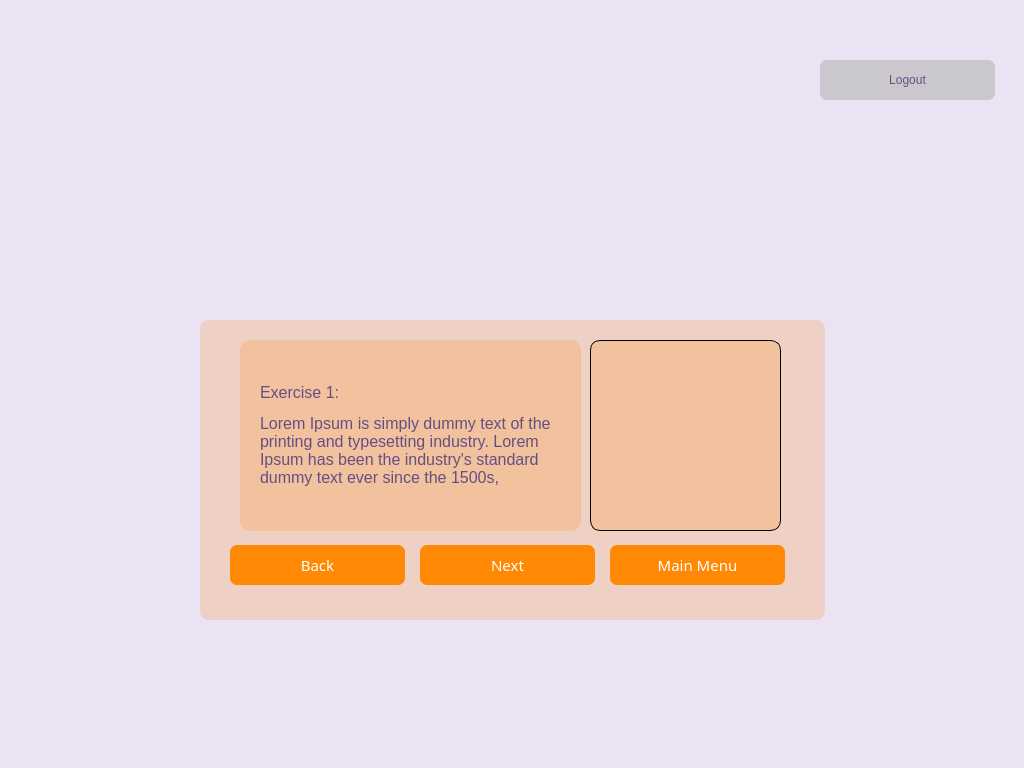
Qt form static/exercises.ui (lakshmivishal9496/Soft-Health) before a commit.
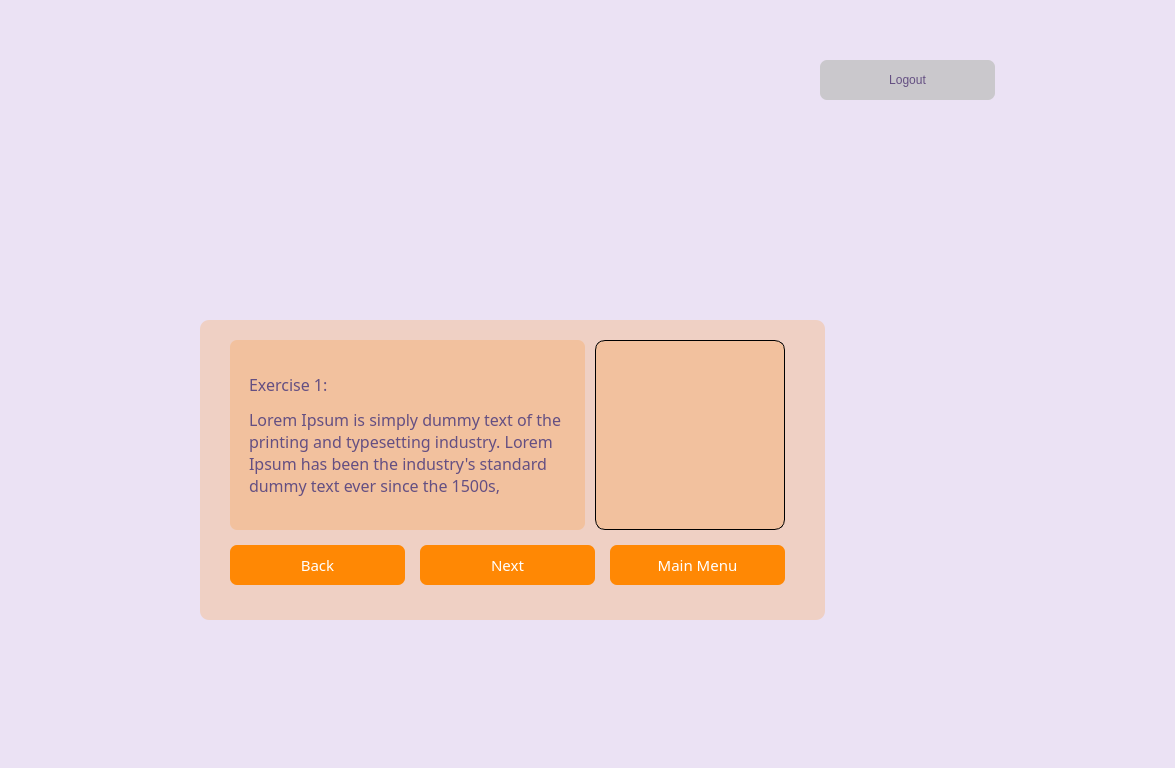
The same form after that commit. Icons and pictures are not drawn.

Commit message: fixed exercises app font formatting

What changed in the file:
```diff
--- a/static/exercises.ui
+++ b/static/exercises.ui
@@ -6,7 +6,7 @@
    <rect>
     <x>0</x>
     <y>0</y>
-    <width>1024</width>
+    <width>1175</width>
     <height>768</height>
    </rect>
   </property>
@@ -131,10 +131,10 @@
    <widget class="QLabel" name="picture">
     <property name="geometry">
      <rect>
-      <x>390</x>
+      <x>395</x>
       <y>20</y>
-      <width>191</width>
-      <height>191</height>
+      <width>190</width>
+      <height>190</height>
      </rect>
     </property>
     <property name="font">
@@ -168,15 +168,16 @@
    <widget class="QLabel" name="Exercise">
     <property name="geometry">
      <rect>
-      <x>40</x>
+      <x>30</x>
       <y>20</y>
-      <width>341</width>
-      <height>191</height>
+      <width>355</width>
+      <height>190</height>
      </rect>
     </property>
     <property name="font">
      <font>
-      <pointsize>14</pointsize>
+      <family>Sura</family>
+      <pointsize>1</pointsize>
       <weight>50</weight>
       <bold>false</bold>
      </font>
@@ -187,7 +188,13 @@
     <property name="styleSheet">
      <string notr="true">    border: 1px ;
     padding: 15px;
-    border-radius: 10px;</string>
+    border-radius: 10px;
+
+color: rgb(100, 79, 130);
+font-size: 16px;
+border-radius : 7px;
+font-family:Sura;
+font-weight:400;</string>
     </property>
     <property name="frameShape">
      <enum>QFrame::NoFrame</enum>
@@ -206,7 +213,7 @@
   <widget class="QLabel" name="label">
    <property name="geometry">
     <rect>
-     <x>420</x>
+     <x>416</x>
      <y>90</y>
      <width>191</width>
      <height>181</height>
```
The commit also changes 1 other file.
